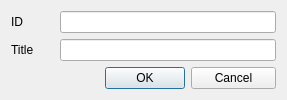
First picture: the form in src/gui/newitemdlg.ui, repository NeoProgramming/NeoPad, before the edit.
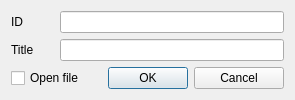
Second picture: the form after the edit.

```diff
--- a/src/gui/newitemdlg.ui
+++ b/src/gui/newitemdlg.ui
@@ -6,8 +6,8 @@
    <rect>
     <x>0</x>
     <y>0</y>
-    <width>287</width>
-    <height>95</height>
+    <width>295</width>
+    <height>98</height>
    </rect>
   </property>
   <property name="windowTitle">
@@ -72,6 +72,13 @@
    <item row="0" column="1" colspan="4">
     <widget class="QLineEdit" name="lineId"/>
    </item>
+   <item row="3" column="0" colspan="2">
+    <widget class="QCheckBox" name="checkOpen">
+     <property name="text">
+      <string>Open file</string>
+     </property>
+    </widget>
+   </item>
   </layout>
  </widget>
  <layoutdefault spacing="6" margin="11"/>
```
